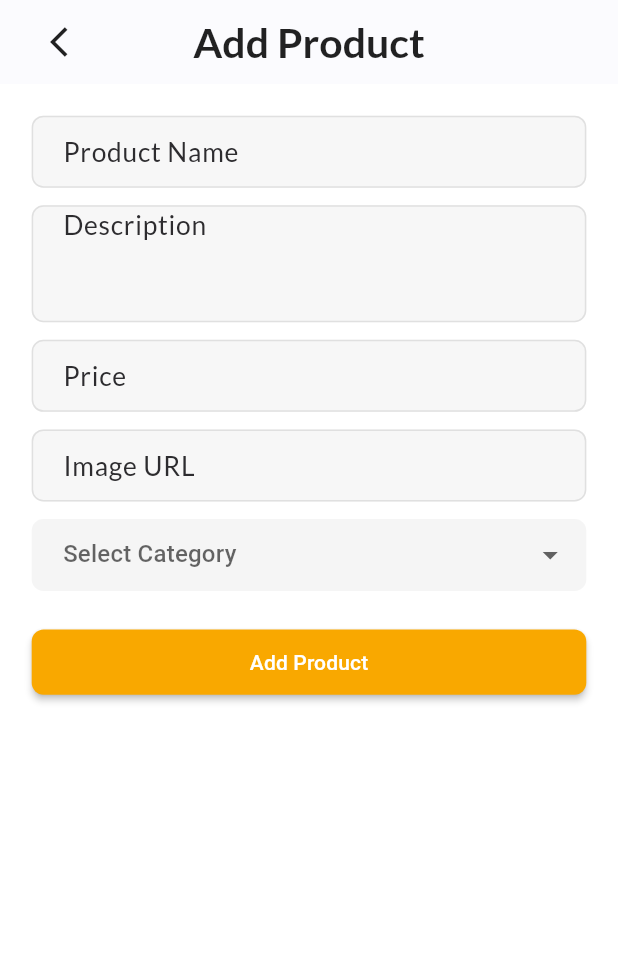
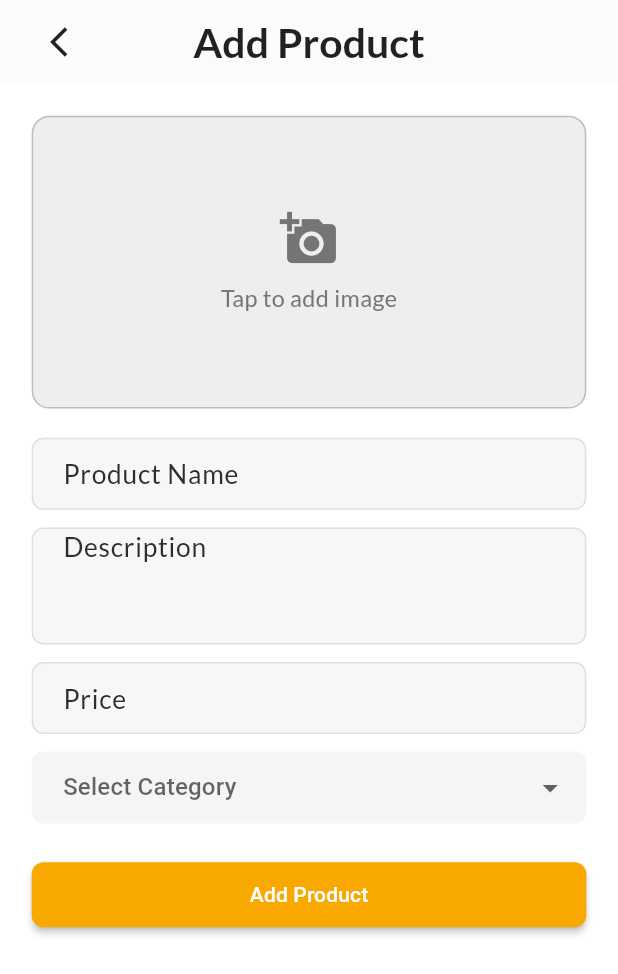
Before and after one commit to massil30/Sultan_Food_Delivery, a Flutter app: the screen it shows after launch, after a tap on the "delete" icon, after a tap on the "add" icon, on a phone screen of 412 x 824 dp. Shown: the top 974 px of the screen. Run offline on Flutter 3.47's test engine with Material 3 defaults, Android fonts, the phone set to English and light mode, and no system bars; our stand-ins replace cached_network_image, connectivity_plus, flutter_riverpod, flutter_screenutil, fluttertoast, get_it and 3 more; network calls fail.

Commit message:
Updating AndroidManifest.xml for Image_Picker and Internat Access

```diff
--- a/sultan_admin/lib/features/products/presentation/views/add_edit_product_view.dart
+++ b/sultan_admin/lib/features/products/presentation/views/add_edit_product_view.dart
@@ -1,10 +1,13 @@
+import 'dart:io';
 import 'package:flutter/material.dart';
 import 'package:flutter_riverpod/flutter_riverpod.dart';
 import 'package:flutter_screenutil/flutter_screenutil.dart';
+import 'package:image_picker/image_picker.dart';
 import 'package:sultan_admin/features/products/data/models/product_model.dart';
 import 'package:sultan_admin/features/products/presentation/view_models/product_view_model.dart';
 import 'package:sultan_admin/shared/components/app_bar.dart';
 import 'package:sultan_admin/shared/components/button.dart';
+import 'package:sultan_admin/shared/components/image.dart';
 import 'package:sultan_admin/shared/components/text_field.dart';
 import 'package:uuid/uuid.dart';
 
@@ -22,8 +25,9 @@ class _AddEditProductViewState extends ConsumerState<AddEditProductView> {
   late TextEditingController _nameController;
   late TextEditingController _descController;
   late TextEditingController _priceController;
-  late TextEditingController _imageController;
   String? _selectedCategory;
+  File? _pickedImage;
+  final ImagePicker _picker = ImagePicker();
 
   final List<String> _categories = ['Food', 'Drink', 'Dessert', 'Other'];
 
@@ -37,9 +41,6 @@ class _AddEditProductViewState extends ConsumerState<AddEditProductView> {
     _priceController = TextEditingController(
       text: widget.product?.price.toString() ?? '',
     );
-    _imageController = TextEditingController(
-      text: widget.product?.imageUrl ?? '',
-    );
     _selectedCategory = widget.product?.category;
   }
 
@@ -48,8 +49,16 @@ class _AddEditProductViewState extends ConsumerState<AddEditProductView> {
     _nameController.dispose();
     _descController.dispose();
     _priceController.dispose();
-    _imageController.dispose();
     super.dispose();
+  }
+
+  Future<void> _pickImage() async {
+    final XFile? image = await _picker.pickImage(source: ImageSource.gallery);
+    if (image != null) {
+      setState(() {
+        _pickedImage = File(image.path);
+      });
+    }
   }
 
   void _save() {
@@ -61,10 +70,19 @@ class _AddEditProductViewState extends ConsumerState<AddEditProductView> {
         return;
       }
 
+      if (_pickedImage == null &&
+          (widget.product == null || widget.product!.imageUrl.isEmpty)) {
+        ScaffoldMessenger.of(
+          context,
+        ).showSnackBar(const SnackBar(content: Text('Please select an image')));
+        return;
+      }
+
       final name = _nameController.text;
       final desc = _descController.text;
       final price = double.tryParse(_priceController.text) ?? 0.0;
-      final image = _imageController.text;
+      // Use new image path if picked, otherwise keep existing
+      final image = _pickedImage?.path ?? widget.product?.imageUrl ?? '';
 
       if (widget.product != null) {
         // Update
@@ -106,6 +124,47 @@ class _AddEditProductViewState extends ConsumerState<AddEditProductView> {
           child: Column(
             crossAxisAlignment: CrossAxisAlignment.start,
             children: [
+              GestureDetector(
+                onTap: _pickImage,
+                child: Container(
+                  height: 200.h,
+                  width: double.infinity,
+                  decoration: BoxDecoration(
+                    color: Colors.grey[200],
+                    borderRadius: BorderRadius.circular(12.r),
+                    border: Border.all(color: Colors.grey[400]!),
+                  ),
+                  child: _pickedImage != null
+                      ? ClipRRect(
+                          borderRadius: BorderRadius.circular(12.r),
+                          child: Image.file(_pickedImage!, fit: BoxFit.cover),
+                        )
+                      : (widget.product != null &&
+                            widget.product!.imageUrl.isNotEmpty)
+                      ? ReusableImage(
+                          imageUrl: widget.product!.imageUrl,
+                          width: double.infinity,
+                          height: 200.h,
+                          borderRadius: 12.r,
+                        )
+                      : Column(
+                          mainAxisAlignment: MainAxisAlignment.center,
+                          children: [
+                            Icon(
+                              Icons.add_a_photo,
+                              size: 40.r,
+                              color: Colors.grey[600],
+                            ),
+                            SizedBox(height: 8.h),
+                            Text(
+                              'Tap to add image',
+                              style: TextStyle(color: Colors.grey[600]),
+                            ),
+                          ],
+                        ),
+                ),
+              ),
+              SizedBox(height: 20.h),
               ReusableTextField(
                 controller: _nameController,
                 hint: 'Product Name',
@@ -130,11 +189,6 @@ class _AddEditProductViewState extends ConsumerState<AddEditProductView> {
                   if (double.tryParse(value) == null) return 'Invalid price';
                   return null;
                 },
-              ),
-              SizedBox(height: 12.h),
-              ReusableTextField(
-                controller: _imageController,
-                hint: 'Image URL',
               ),
               SizedBox(height: 12.h),
               DropdownButtonFormField<String>(
--- a/sultan_admin/lib/features/products/presentation/views/product_list_view.dart
+++ b/sultan_admin/lib/features/products/presentation/views/product_list_view.dart
@@ -7,6 +7,7 @@ import 'package:sultan_admin/features/products/presentation/views/add_edit_produ
 import 'package:sultan_admin/features/products/presentation/views/product_details_view.dart';
 import 'package:sultan_admin/shared/components/app_bar.dart';
 import 'package:sultan_admin/shared/components/search_field.dart';
+import 'package:sultan_admin/shared/components/image.dart';
 import 'package:sultan_admin/utils/extensions/color_extension.dart';
 import 'package:sultan_admin/utils/extensions/text_extension.dart';
 
@@ -175,19 +176,11 @@ class _ProductCard extends ConsumerWidget {
           crossAxisAlignment: CrossAxisAlignment.start,
           children: [
             Expanded(
-              child: Container(
+              child: ReusableImage(
+                imageUrl: product.imageUrl,
                 width: double.infinity,
-                decoration: BoxDecoration(
-                  borderRadius: BorderRadius.vertical(
-                    top: Radius.circular(12.r),
-                  ),
-                  color: Colors.grey[200],
-                  image: DecorationImage(
-                    image: NetworkImage(product.imageUrl),
-                    fit: BoxFit.cover,
-                    onError: (_, __) {},
-                  ),
-                ),
+                height: double.infinity,
+                borderRadius: 12.r,
               ),
             ),
             Padding(
@@ -195,12 +188,6 @@ class _ProductCard extends ConsumerWidget {
               child: Column(
                 crossAxisAlignment: CrossAxisAlignment.start,
                 children: [
-                  Text(
-                    product.name,
-                    style: context.h3,
-                    maxLines: 1,
-                    overflow: TextOverflow.ellipsis,
-                  ),
                   SizedBox(height: 4.h),
                   Text(
                     '\$${product.price}',
```
Also changed, not shown: sultan_admin/lib/features/products/presentation/views/product_details_view.dart (+6 -11 lines), 2 other files.
